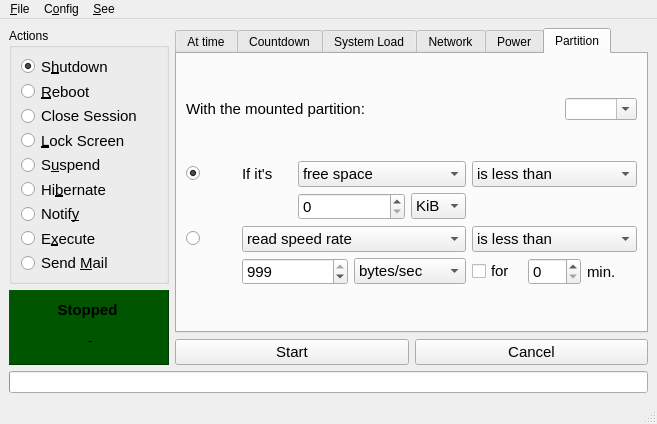
Before: the Qt Designer form ui/pycket.ui in Arg0s1080/pycket, drawn with Qt 5.
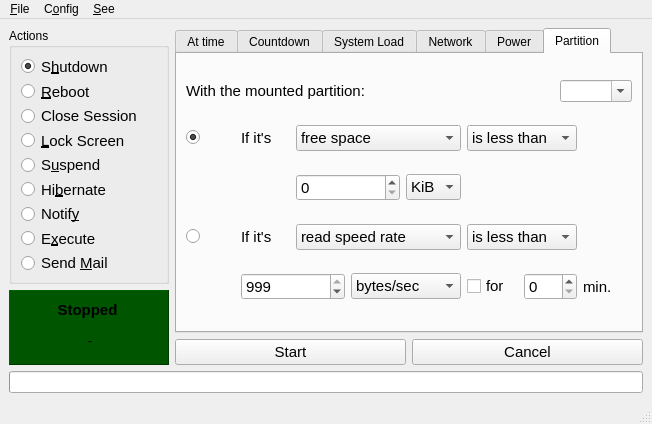
After: the same form once the commit is applied. The open tabs and pages were chosen to show the change.

Patch:
```diff
--- a/ui/pycket.ui
+++ b/ui/pycket.ui
@@ -6,7 +6,7 @@
    <rect>
     <x>0</x>
     <y>0</y>
-    <width>657</width>
+    <width>652</width>
     <height>424</height>
    </rect>
   </property>
@@ -1993,8 +1993,44 @@
              <attribute name="title">
               <string>Partition</string>
              </attribute>
-             <layout class="QGridLayout" name="gridLayout_16">
-              <item row="0" column="0">
+             <layout class="QGridLayout" name="gridLayout_7">
+              <item row="1" column="0">
+               <widget class="QRadioButton" name="radioButtonPttSpace">
+                <property name="font">
+                 <font>
+                  <pointsize>11</pointsize>
+                 </font>
+                </property>
+                <property name="locale">
+                 <locale language="English" country="UnitedStates"/>
+                </property>
+                <property name="text">
+                 <string/>
+                </property>
+                <property name="checked">
+                 <bool>true</bool>
+                </property>
+                <attribute name="buttonGroup">
+                 <string notr="true">buttonGroupPartitions</string>
+                </attribute>
+               </widget>
+              </item>
+              <item row="4" column="5">
+               <widget class="QCheckBox" name="checkBoxPttFor">
+                <property name="font">
+                 <font>
+                  <pointsize>11</pointsize>
+                 </font>
+                </property>
+                <property name="locale">
+                 <locale language="English" country="UnitedStates"/>
+                </property>
+                <property name="text">
+                 <string>for</string>
+                </property>
+               </widget>
+              </item>
+              <item row="0" column="0" colspan="8">
                <layout class="QHBoxLayout" name="horizontalLayout_4">
                 <item>
                  <widget class="QLabel" name="labelPttWithThePartition">
@@ -2036,13 +2072,8 @@
                 </item>
                </layout>
               </item>
-              <item row="1" column="0">
-               <layout class="QGridLayout" name="gridLayout_15">
-                <property name="sizeConstraint">
-                 <enum>QLayout::SetMaximumSize</enum>
-                </property>
-                <item row="0" column="1">
-                 <widget class="QLabel" name="labelPttIfIts">
+              <item row="3" column="1">
+               <widget class="QLabel" name="labelPttIfIts_2">
                   <property name="font">
                    <font>
                     <pointsize>11</pointsize>
@@ -2056,7 +2087,52 @@
                   </property>
                  </widget>
                 </item>
-                <item row="1" column="4">
+              <item row="4" column="6">
+               <widget class="QSpinBox" name="spinBoxPttMinutes">
+                <property name="font">
+                 <font>
+                  <pointsize>11</pointsize>
+                 </font>
+                </property>
+                <property name="locale">
+                 <locale language="English" country="UnitedStates"/>
+                </property>
+                <property name="maximum">
+                 <number>300</number>
+                </property>
+               </widget>
+              </item>
+              <item row="4" column="7">
+               <widget class="QLabel" name="labelPttMinutes">
+                <property name="font">
+                 <font>
+                  <pointsize>11</pointsize>
+                 </font>
+                </property>
+                <property name="locale">
+                 <locale language="English" country="UnitedStates"/>
+                </property>
+                <property name="text">
+                 <string>min.</string>
+                </property>
+               </widget>
+              </item>
+              <item row="4" column="1" colspan="2">
+               <widget class="QSpinBox" name="spinBoxPttIOPS">
+                <property name="font">
+                 <font>
+                  <pointsize>11</pointsize>
+                 </font>
+                </property>
+                <property name="maximum">
+                 <number>999</number>
+                </property>
+                <property name="value">
+                 <number>999</number>
+                </property>
+               </widget>
+              </item>
+              <item row="2" column="4">
                  <widget class="QComboBox" name="comboBoxPttSpaceUnit">
                   <property name="font">
                    <font>
@@ -2091,29 +2167,7 @@
                   </item>
                  </widget>
                 </item>
-                <item row="2" column="1" colspan="4">
-                 <widget class="QComboBox" name="comboBoxPttIOPS">
-                  <property name="font">
-                   <font>
-                    <pointsize>11</pointsize>
-                   </font>
-                  </property>
-                  <property name="locale">
-                   <locale language="English" country="UnitedStates"/>
-                  </property>
-                  <item>
-                   <property name="text">
-                    <string>read speed rate</string>
-                   </property>
-                  </item>
-                  <item>
-                   <property name="text">
-                    <string>write speed rate</string>
-                   </property>
-                  </item>
-                 </widget>
-                </item>
-                <item row="2" column="5" colspan="3">
+              <item row="3" column="5" colspan="2">
                  <widget class="QComboBox" name="comboBoxPttIOPSLessMore">
                   <property name="font">
                    <font>
@@ -2135,7 +2189,28 @@
                   </item>
                  </widget>
                 </item>
-                <item row="3" column="3" colspan="2">
+              <item row="3" column="0">
+               <widget class="QRadioButton" name="radioButtonPttIOPS">
+                <property name="font">
+                 <font>
+                  <pointsize>11</pointsize>
+                 </font>
+                </property>
+                <property name="locale">
+                 <locale language="English" country="UnitedStates"/>
+                </property>
+                <property name="text">
+                 <string/>
+                </property>
+                <property name="checked">
+                 <bool>false</bool>
+                </property>
+                <attribute name="buttonGroup">
+                 <string notr="true">buttonGroupPartitions</string>
+                </attribute>
+               </widget>
+              </item>
+              <item row="4" column="3" colspan="2">
                  <widget class="QComboBox" name="comboBoxPttIOPSUnit">
                   <property name="font">
                    <font>
@@ -2170,23 +2245,45 @@
                   </item>
                  </widget>
                 </item>
-                <item row="3" column="1" colspan="2">
-                 <widget class="QSpinBox" name="spinBoxPttIOPS">
+              <item row="3" column="2" colspan="3">
+               <widget class="QComboBox" name="comboBoxPttIOPS">
                   <property name="font">
                    <font>
                     <pointsize>11</pointsize>
                    </font>
+                </property>
+                <property name="locale">
+                 <locale language="English" country="UnitedStates"/>
+                </property>
+                <item>
+                 <property name="text">
+                  <string>read speed rate</string>
+                 </property>
+                </item>
+                <item>
+                 <property name="text">
+                  <string>write speed rate</string>
+                 </property>
+                </item>
+               </widget>
+              </item>
+              <item row="2" column="2" colspan="2">
+               <widget class="QSpinBox" name="spinBoxPttSpace">
+                <property name="font">
+                 <font>
+                  <pointsize>11</pointsize>
+                 </font>
+                </property>
+                <property name="locale">
+                 <locale language="English" country="UnitedStates"/>
                   </property>
                   <property name="maximum">
-                   <number>999</number>
-                  </property>
-                  <property name="value">
-                   <number>999</number>
+                 <number>300</number>
                   </property>
                  </widget>
                 </item>
-                <item row="3" column="7">
-                 <widget class="QLabel" name="labelPttMinutes">
+              <item row="1" column="5" colspan="2">
+               <widget class="QComboBox" name="comboBoxPttSpaceLessMore">
                   <property name="font">
                    <font>
                     <pointsize>11</pointsize>
@@ -2195,12 +2292,19 @@
                   <property name="locale">
                    <locale language="English" country="UnitedStates"/>
                   </property>
+                <item>
                   <property name="text">
-                   <string>min.</string>
-                  </property>
-                 </widget>
-                </item>
-                <item row="0" column="2" colspan="3">
+                  <string>is less than</string>
+                 </property>
+                </item>
+                <item>
+                 <property name="text">
+                  <string>is more than</string>
+                 </property>
+                </item>
+               </widget>
+              </item>
+              <item row="1" column="2" colspan="3">
                  <widget class="QComboBox" name="comboBoxPttSpace">
                   <property name="font">
                    <font>
@@ -2227,8 +2331,8 @@
                   </item>
                  </widget>
                 </item>
-                <item row="3" column="6">
-                 <widget class="QSpinBox" name="spinBoxPttMinutes">
+              <item row="1" column="1">
+               <widget class="QLabel" name="labelPttIfIts">
                   <property name="font">
                    <font>
                     <pointsize>11</pointsize>
@@ -2237,106 +2341,10 @@
                   <property name="locale">
                    <locale language="English" country="UnitedStates"/>
                   </property>
-                  <property name="maximum">
-                   <number>300</number>
-                  </property>
-                 </widget>
-                </item>
-                <item row="2" column="0">
-                 <widget class="QRadioButton" name="radioButtonPttIOPS">
-                  <property name="font">
-                   <font>
-                    <pointsize>11</pointsize>
-                   </font>
-                  </property>
-                  <property name="locale">
-                   <locale language="English" country="UnitedStates"/>
-                  </property>
                   <property name="text">
-                   <string/>
-                  </property>
-                  <property name="checked">
-                   <bool>false</bool>
-                  </property>
-                  <attribute name="buttonGroup">
-                   <string notr="true">buttonGroupPartitions</string>
-                  </attribute>
-                 </widget>
-                </item>
-                <item row="3" column="5">
-                 <widget class="QCheckBox" name="checkBoxPttFor">
-                  <property name="font">
-                   <font>
-                    <pointsize>11</pointsize>
-                   </font>
-                  </property>
-                  <property name="locale">
-                   <locale language="English" country="UnitedStates"/>
-                  </property>
-                  <property name="text">
-                   <string>for</string>
-                  </property>
-                 </widget>
-                </item>
-                <item row="0" column="5" colspan="3">
-                 <widget class="QComboBox" name="comboBoxPttSpaceLessMore">
-                  <property name="font">
-                   <font>
-                    <pointsize>11</pointsize>
-                   </font>
-                  </property>
-                  <property name="locale">
-                   <locale language="English" country="UnitedStates"/>
-                  </property>
-                  <item>
-                   <property name="text">
-                    <string>is less than</string>
-                   </property>
-                  </item>
-                  <item>
-                   <property name="text">
-                    <string>is more than</string>
-                   </property>
-                  </item>
-                 </widget>
-                </item>
-                <item row="1" column="2" colspan="2">
-                 <widget class="QSpinBox" name="spinBoxPttSpace">
-                  <property name="font">
-                   <font>
-                    <pointsize>11</pointsize>
-                   </font>
-                  </property>
-                  <property name="locale">
-                   <locale language="English" country="UnitedStates"/>
-                  </property>
-                  <property name="maximum">
-                   <number>300</number>
-                  </property>
-                 </widget>
-                </item>
-                <item row="0" column="0">
-                 <widget class="QRadioButton" name="radioButtonPttSpace">
-                  <property name="font">
-                   <font>
-                    <pointsize>11</pointsize>
-                   </font>
-                  </property>
-                  <property name="locale">
-                   <locale language="English" country="UnitedStates"/>
-                  </property>
-                  <property name="text">
-                   <string/>
-                  </property>
-                  <property name="checked">
-                   <bool>true</bool>
-                  </property>
-                  <attribute name="buttonGroup">
-                   <string notr="true">buttonGroupPartitions</string>
-                  </attribute>
-                 </widget>
-                </item>
-               </layout>
+                 <string>If it's</string>
+                </property>
+               </widget>
               </item>
              </layout>
             </widget>
@@ -2374,7 +2382,7 @@
     <rect>
      <x>0</x>
      <y>0</y>
-     <width>657</width>
+     <width>652</width>
      <height>30</height>
     </rect>
    </property>
```
Left out of the diff: 35 changed lines with no effect on the pictures. Lines whose indentation alone changed are shown as unchanged.
